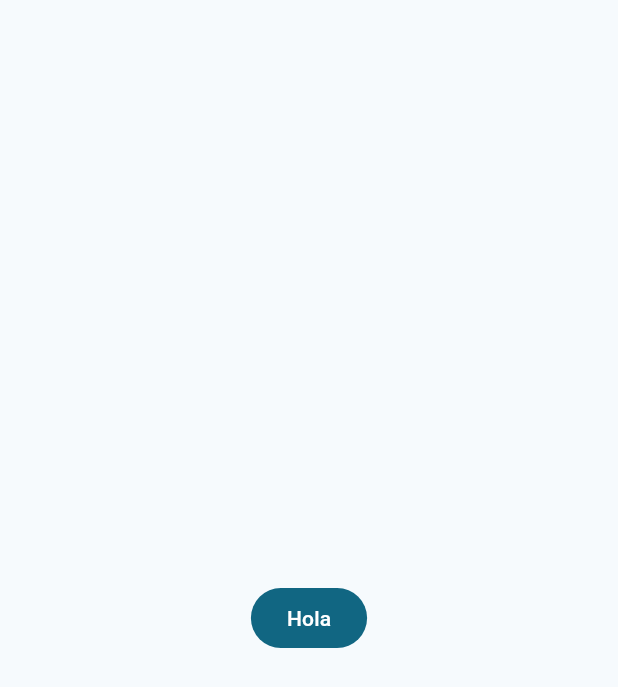
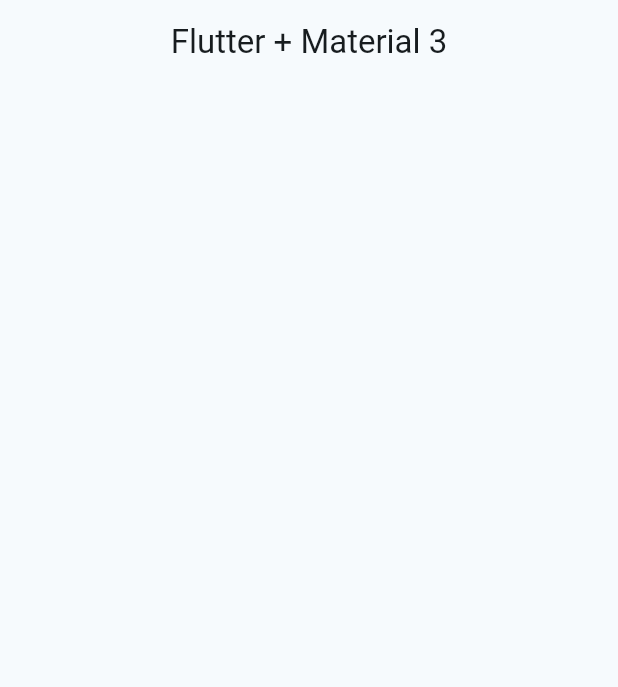
Before and after one commit to alejandrosantin/widgets_app, a Flutter app: the screen it shows after launch, on a phone screen of 412 x 824 dp. Shown: the top 687 px of the screen. Run offline on Flutter 3.47's test engine with Material 2 defaults, Android fonts, the phone set to English and light mode, and no system bars.

Commit message:
home_screen

```diff
--- a/lib/main.dart
+++ b/lib/main.dart
@@ -1,5 +1,6 @@
 import 'package:flutter/material.dart';
 import 'package:widgets_app/config/theme/app_theme.dart';
+import 'package:widgets_app/presentation/screens/home/home_screen.dart';
 
 void main() {
   runApp(const MainApp());
@@ -13,11 +14,7 @@ class MainApp extends StatelessWidget {
     return MaterialApp(
       debugShowCheckedModeBanner: false,
       theme: AppTheme(selectedColor: Colors.blueGrey).getTheme(),
-      home: Scaffold(
-        body: Center(
-          child: FilledButton(onPressed: () {}, child: const Text('Hola')),
-        ),
-      ),
+      home: const HomeScreen(),
     );
   }
 }
--- /dev/null
+++ b/lib/presentation/screens/home/home_screen.dart
@@ -0,0 +1,15 @@
+import 'package:flutter/material.dart';
+
+class HomeScreen extends StatelessWidget {
+  const HomeScreen({super.key});
+
+  @override
+  Widget build(BuildContext context) {
+    return Scaffold(
+      appBar: AppBar(
+        title: const Text('Flutter + Material 3'),
+        centerTitle: true,
+      ),
+    );
+  }
+}
```
